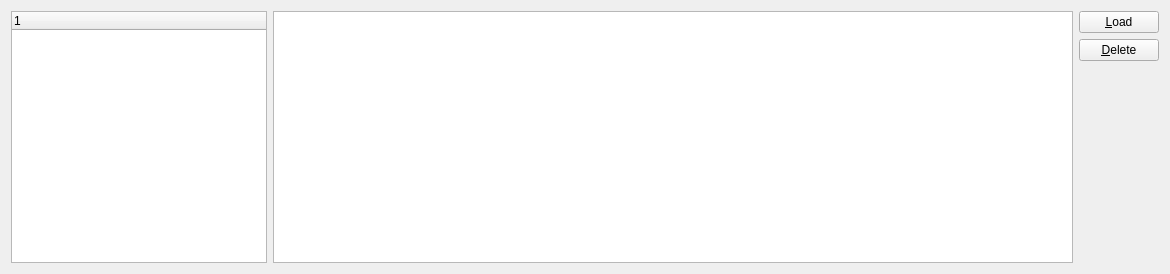
The window that src/Module/src/Logbook/LogbookWidget.ui (till213/SkyDolly) describes before a commit, drawn with Qt 5.
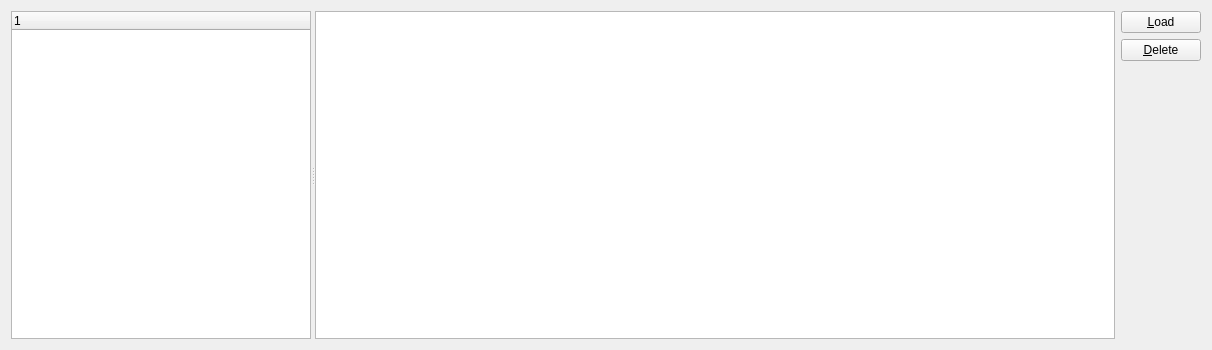
The same window after the commit.

Patch:
```diff
--- a/src/Module/src/Logbook/LogbookWidget.ui
+++ b/src/Module/src/Logbook/LogbookWidget.ui
@@ -6,18 +6,19 @@
    <rect>
     <x>0</x>
     <y>0</y>
-    <width>916</width>
-    <height>274</height>
+    <width>1112</width>
+    <height>350</height>
    </rect>
   </property>
   <property name="windowTitle">
    <string>Flight</string>
   </property>
-  <layout class="QHBoxLayout" name="horizontalLayout">
-   <property name="sizeConstraint">
-    <enum>QLayout::SetDefaultConstraint</enum>
-   </property>
-   <item>
+  <layout class="QGridLayout" name="gridLayout">
+   <item row="0" column="0">
+    <widget class="QSplitter" name="splitter">
+     <property name="orientation">
+      <enum>Qt::Horizontal</enum>
+     </property>
     <widget class="QTreeWidget" name="logTreeWidget">
      <property name="sizePolicy">
       <sizepolicy hsizetype="Fixed" vsizetype="Expanding">
@@ -25,15 +26,31 @@
        <verstretch>0</verstretch>
       </sizepolicy>
      </property>
+      <property name="minimumSize">
+       <size>
+        <width>300</width>
+        <height>0</height>
+       </size>
+      </property>
+      <attribute name="headerVisible">
+       <bool>true</bool>
+      </attribute>
      <column>
       <property name="text">
        <string notr="true">1</string>
       </property>
      </column>
     </widget>
-   </item>
+     <widget class="QWidget" name="">
+      <layout class="QHBoxLayout" name="horizontalLayout">
    <item>
     <widget class="QTableWidget" name="logTableWidget">
+         <property name="sizePolicy">
+          <sizepolicy hsizetype="Expanding" vsizetype="Expanding">
+           <horstretch>0</horstretch>
+           <verstretch>0</verstretch>
+          </sizepolicy>
+         </property>
      <property name="minimumSize">
       <size>
        <width>800</width>
@@ -75,6 +92,10 @@
       </spacer>
      </item>
     </layout>
+       </item>
+      </layout>
+     </widget>
+    </widget>
    </item>
   </layout>
  </widget>
```
Lines whose indentation alone changed are shown as unchanged.
